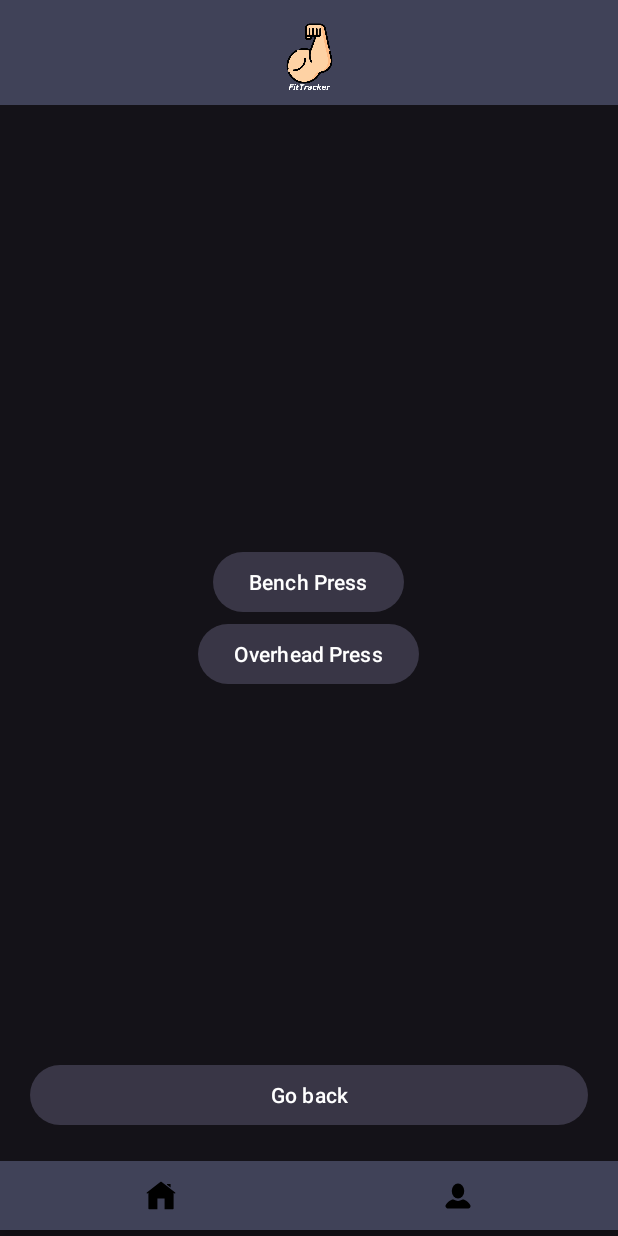
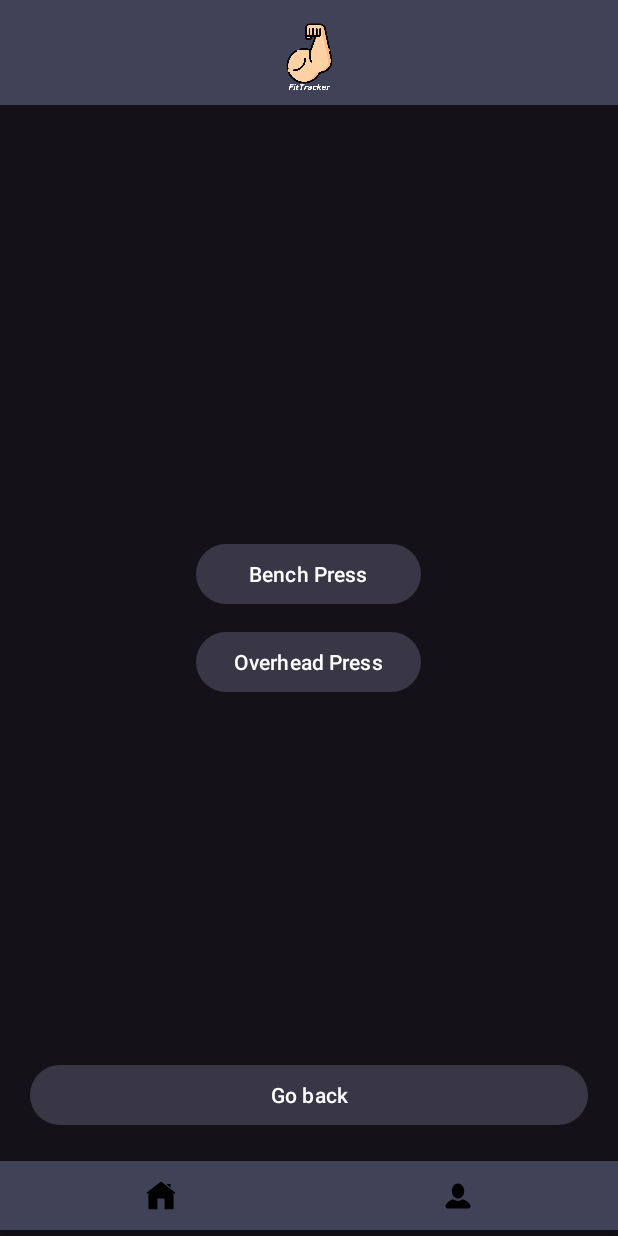
Before and after one commit to telmomaciel9/SA-Project, an Android app: the ForcaActivity screen opened directly, with no data from a screen before it, on a phone screen of 412 x 824 dp. Run offline under Robolectric (Android 15) with nearby library versions, the phone set to English and light mode, and no system bars.

Commit message:
correções na UI e ordenação

```diff
--- a/app/src/main/res/layout/activity_forca.xml
+++ b/app/src/main/res/layout/activity_forca.xml
@@ -21,15 +21,17 @@
 
         <Button
             android:id="@+id/btnBench"
-            android:layout_width="wrap_content"
+            android:layout_width="150dp"
             android:layout_height="wrap_content"
-            android:text="@string/benchPress" />
+            android:text="@string/benchPress"
+            android:layout_margin="5dp"/>
 
         <Button
             android:id="@+id/btnOverheadPress"
-            android:layout_width="wrap_content"
+            android:layout_width="150dp"
             android:layout_height="wrap_content"
-            android:text="@string/overheadPress" />
+            android:text="@string/overheadPress"
+            android:layout_margin="5dp"/>
     </LinearLayout>
 
     <Button
--- a/app/src/main/res/layout/activity_run.xml
+++ b/app/src/main/res/layout/activity_run.xml
@@ -57,7 +57,6 @@
         android:name="com.google.android.gms.maps.SupportMapFragment"
         android:layout_width="match_parent"
         android:layout_height="300dp"
-        android:layout_weight="1"
         app:layout_constraintBottom_toTopOf="@+id/bottom_navigation_view" />
 
     <com.example.projectjava.UI.BottomNavigationView
```
Also changed, not shown: app/src/main/java/com/example/projectjava/UI/BeginningActivity.java (+7 -2 lines), app/src/main/java/com/example/projectjava/UI/WorkoutHistoryActivity.java (+27 -1 lines), app/src/main/res/layout/activity_end_workout.xml (+8 -8 lines), app/src/main/res/layout/activity_workout_details.xml (+4 -3 lines), app/src/main/res/layout/activity_workout_history.xml (+6 -3 lines).
